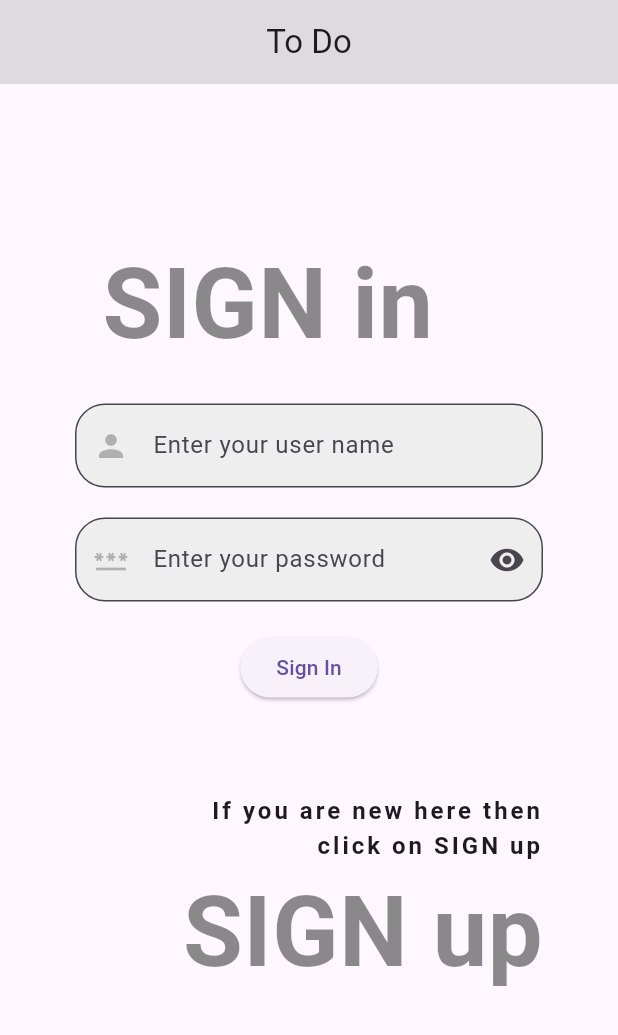
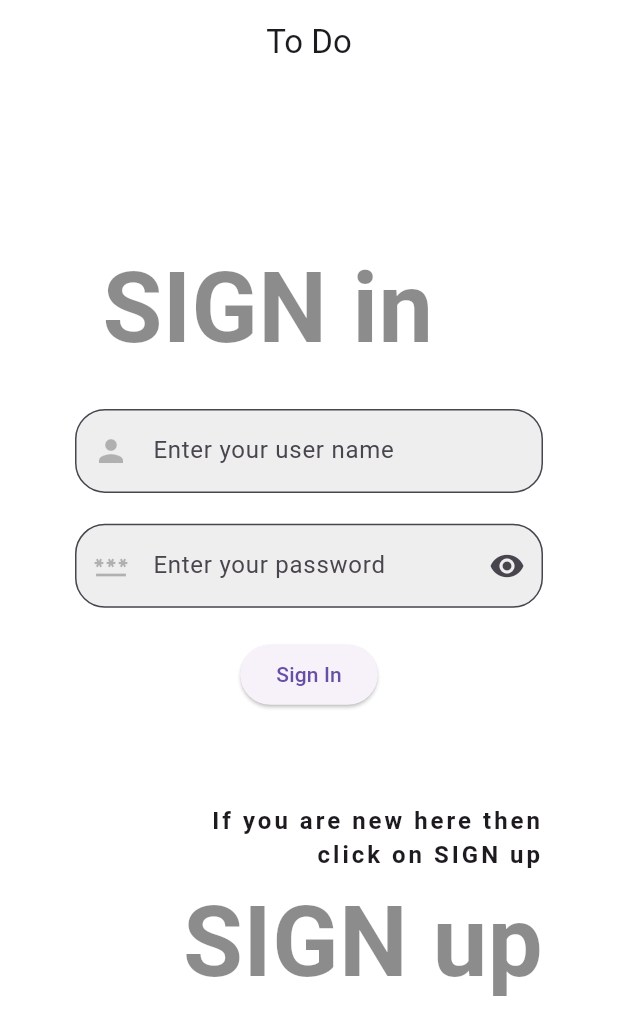
Before and after one commit to Ratndeep1999/to_do_app, a Flutter app: the screen it shows after launch, on a phone screen of 412 x 824 dp. Shown: the top 1035 px of the screen. Run offline on Flutter 3.47's test engine with Material 3 defaults, Android fonts, the phone set to English and light mode, and no system bars.

```diff
--- a/lib/sign_in_page.dart
+++ b/lib/sign_in_page.dart
@@ -19,10 +19,11 @@ class _SignInPageState extends State<SignInPage> {
   @override
   Widget build(BuildContext context) {
     return Scaffold(
+      backgroundColor: Colors.white,
       appBar: AppBar(
         title: Text("To Do"),
         centerTitle: true,
-        backgroundColor: Colors.black12,
+        backgroundColor: Colors.white,
       ),
       body: SingleChildScrollView(
         child: InkWell(
@@ -37,7 +38,7 @@ class _SignInPageState extends State<SignInPage> {
                 padding: const EdgeInsets.symmetric(horizontal: 50),
                 child: Column(
                   children: [
-                    SizedBox(height: 100),
+                    SizedBox( height: MediaQuery.of(context).size.height * 0.125),
 
                     /// Sign in
                     Padding(
@@ -53,7 +54,7 @@ class _SignInPageState extends State<SignInPage> {
                       ),
                     ),
 
-                    SizedBox(height: 20),
+                    SizedBox(height: MediaQuery.of(context).size.height * 0.025,),
 
                     /// Username Field
                     TextFormField(
@@ -85,7 +86,7 @@ class _SignInPageState extends State<SignInPage> {
                         ),
                       ),
                     ),
-                    SizedBox(height: 20),
+                    SizedBox(height: MediaQuery.of(context).size.height * 0.025,),
 
                     /// Password Field
                     TextFormField(
@@ -135,8 +136,7 @@ class _SignInPageState extends State<SignInPage> {
                         ),
                       ),
                     ),
-
-                    SizedBox(height: 20),
+                    SizedBox(height: MediaQuery.of(context).size.height * 0.025,),
 
                     /// Sign In Button To Validate
                     ElevatedButton(
@@ -156,7 +156,7 @@ class _SignInPageState extends State<SignInPage> {
                       child: Text('Sign In'),
                     ),
 
-                    SizedBox(height: 60),
+                    SizedBox(height: MediaQuery.of(context).size.height * 0.075,),
 
                     Padding(
                       padding: const EdgeInsets.only(left: 90),
```
